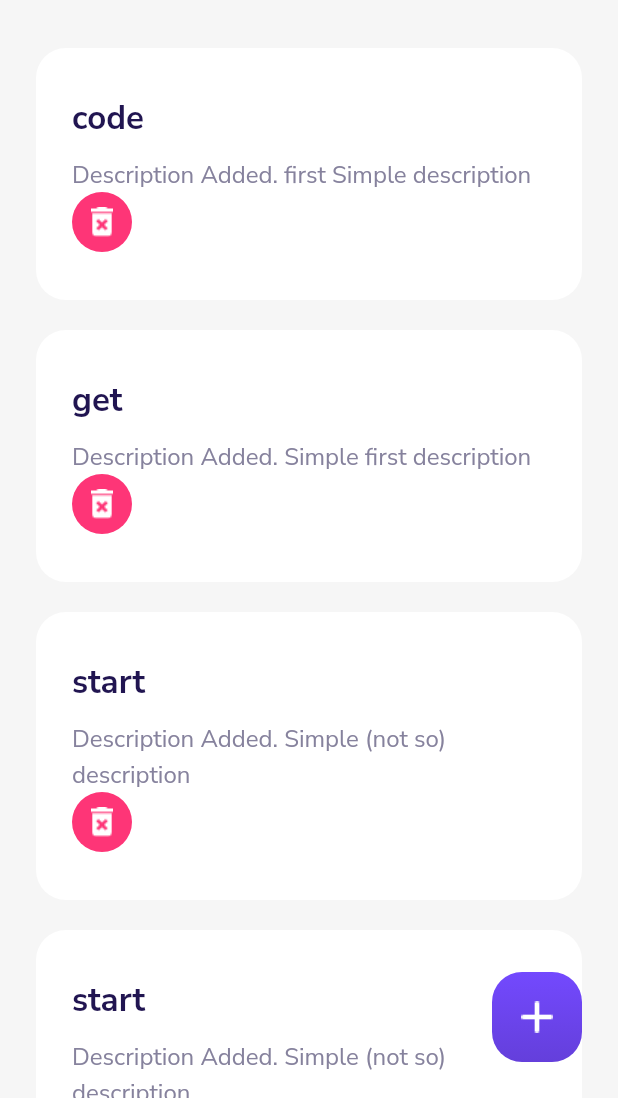
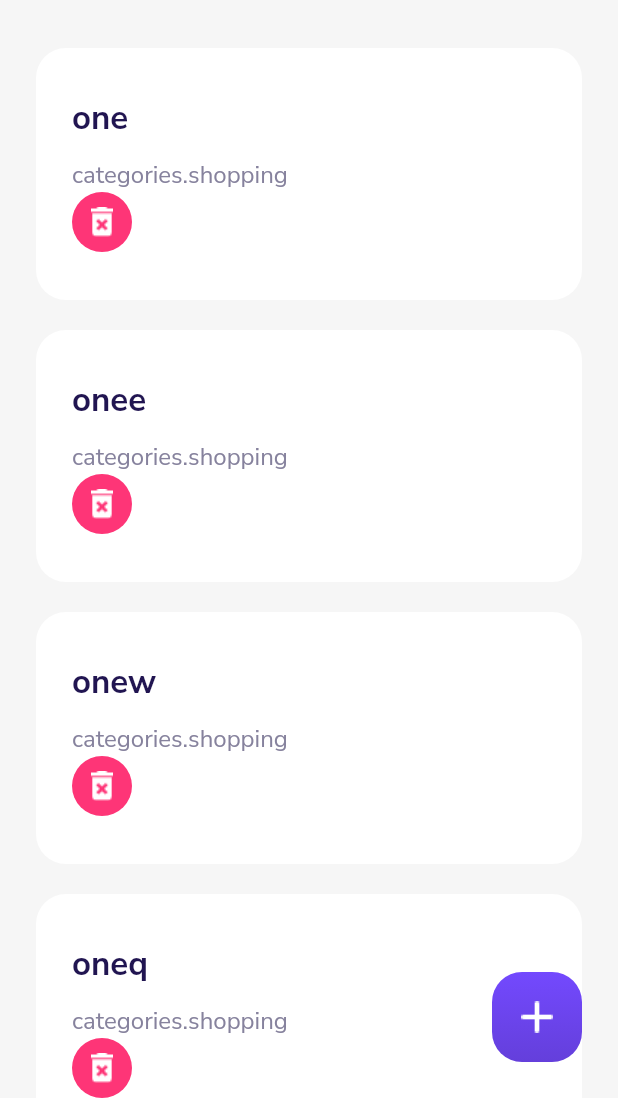
Before and after one commit to nicoolle/todo_list, a Flutter app: the screen it shows after launch, on a phone screen of 412 x 824 dp, the part 138-1236 px from its top. Run offline on Flutter 3.47's test engine with Material 2 defaults, Android fonts, the phone set to English and light mode, and no system bars; our stand-ins replace google_fonts.

Commit message:
Shanged modal with comments

```diff
--- a/lib/models/task.dart
+++ b/lib/models/task.dart
@@ -1,21 +1,37 @@
-class Task {
-  final int id;
-  final String title;
-  final String description;
-  final String category;
-  Task({
-    required this.id,
-    required this.title,
-    required this.description,
-    required this.category
-  });
+class Task{
+  int id;
+  String title;
+  categories category;
 
-  Map<String, dynamic> toMap() {
-    return {
-      'id': id,
-      'title': title,
-      'description': description,
-      'category' : category,
-    };
-  }
+  Task({required this.id, required this.title, required this.category});
 }
+
+class Task1 implements Task {
+  int id;
+  String title;
+  categories category;
+  Task1(
+    this.id,
+    this.title,
+    this.category
+  );
+}
+
+enum categories { shopping, sport, university }
+
+enum dayOfWeek { monday, tuesday, wednesday, thursday, friday, saturday, sunday }
+
+class RecurringTask implements Task {
+  int id;
+  String title;
+  categories category;
+  dayOfWeek dayOfTheWeek;
+  RecurringTask(
+      this.id,
+      this.title,
+      this.category,
+      this.dayOfTheWeek,
+  );
+
+
+}
--- a/lib/screens/homepage.dart
+++ b/lib/screens/homepage.dart
@@ -1,7 +1,11 @@
 import 'package:flutter/cupertino.dart';
 import 'package:flutter/material.dart';
+import 'package:todo_list/models/task.dart';
+import 'package:todo_list/models/task.dart';
+import 'package:todo_list/models/task.dart';
 import 'package:todo_list/screens/taskpage.dart';
 
+import '../todo_list.dart';
 import '../widgets.dart';
 
 class Homepage extends StatefulWidget {
@@ -12,6 +16,16 @@ class Homepage extends StatefulWidget {
 }
 
 class _HomepageState extends State<Homepage> {
+
+  _HomepageState() {
+    ToDoList.tasks = <Task>[
+      Task(id: 1, title: 'one', category: categories.shopping),
+      Task(id: 2, title: 'onee', category: categories.shopping),
+      Task(id: 3, title: 'onew', category: categories.shopping),
+      Task(id: 4, title: 'oneq', category: categories.shopping),
+    ];
+  }
+
   @override
   Widget build(BuildContext context) {
     return Scaffold(
@@ -37,29 +51,20 @@ class _HomepageState extends State<Homepage> {
                     ),
                   ),
                   Expanded(
-                    child: ListView(
-                      children: [
-                        TaskCardWidget(
-                            title: 'code',
-                            desc: 'Description Added. first Simple description'
-                        ),
-                        TaskCardWidget(
-                            title: 'get',
-                            desc: 'Description Added. Simple first description'
-                        ),
-                        TaskCardWidget(
-                            title: 'start',
-                            desc: 'Description Added. Simple (not so) description'
-                        ),
-                        TaskCardWidget(
-                            title: 'start',
-                            desc: 'Description Added. Simple (not so) description'
-                        ),
-                        TaskCardWidget(
-                            title: 'start',
-                            desc: 'Description Added. Simple (not so) description'
-                        ),
-                      ],
+                    child: ListView.builder(
+                      itemCount: ToDoList.tasks.length,
+                      itemBuilder: (BuildContext context, int index) {
+                        return TaskCardWidget(
+                            id: ToDoList.tasks[index].id,
+                            title: ToDoList.tasks[index].title,
+                            category: ToDoList.tasks[index].category.toString(),
+                            onDelete: () {
+                              setState(() {
+                                ToDoList.deleteTask(ToDoList.tasks[index].id);
+                              });
+                            },
+                        );
+                      },
                     ),
                   ),
                 ],
@@ -72,7 +77,13 @@ class _HomepageState extends State<Homepage> {
                     Navigator.push(
                       context,
                       MaterialPageRoute(
-                        builder: (context) => Taskpage()
+                        builder: (context) => Taskpage(
+                          onAdd: () {
+                            setState(() {
+                              //ToDoList.addTask(toDoList.tasks);
+                            });
+                          },
+                        ),
                       ),
                     );
                   },
--- a/lib/todo_list.dart
+++ b/lib/todo_list.dart
@@ -4,24 +4,29 @@ import "package:collection/collection.dart";
 import 'models/task.dart';
 
 class ToDoList {
-  List<Task> tasks = <Task>[];
-  List<Category> categories = <Category>[];
+  static List<Task> tasks = <Task>[];
+  static List<Category> categories = <Category>[];
 
+  ToDoList();
 
-  void addTask(List<Task> tasksToAdd) {
+ /*void addTask(List<Task> tasksToAdd) {
     tasks.addAll(tasksToAdd);
-  }
 
-  void deleteTask(int id){
+  void addTask(BuildContext context) {
+    var tasks =
+  }*/
+
+  static void deleteTask(int id){
     tasks.removeWhere((element) => element.id == id);
   }
 
-  List<Task> getAll() {
+  static List<Task> getAll() {
     return tasks;
   }
 
+/*
   Map<String, int> getCategories() {
-    var categories = groupBy(tasks, (Task task) => task.category).map((k, v) => MapEntry(k, v.length));
-    return categories;
-  }
+    var categoriess = groupBy(tasks, (Task task) => task.category).map((k, v) => MapEntry(k, v.length));
+    return categoriess;
+  }*/
 }
--- a/lib/widgets.dart
+++ b/lib/widgets.dart
@@ -1,12 +1,18 @@
 import 'package:flutter/cupertino.dart';
 import 'package:flutter/material.dart';
-
-import 'screens/taskpage.dart';
+import 'package:todo_list/todo_list.dart';
 
 class TaskCardWidget extends StatelessWidget {
+  final int id;
   final String title;
-  final String desc;
-  TaskCardWidget({required this.title, required this.desc} );
+  final String category;
+  final void Function() onDelete;
+  TaskCardWidget({
+    required this.id,
+    required this.title,
+    required this.category,
+    required this.onDelete
+  } );
 
   @override
   Widget build(BuildContext context) {
@@ -27,7 +33,7 @@ class TaskCardWidget extends StatelessWidget {
         crossAxisAlignment: CrossAxisAlignment.start,
         children: [
           Text(
-            title ?? "(Unmamed Task)",
+            title,
             style: TextStyle(
               color: Color(0xFF211551),
               fontSize: 22.0,
@@ -39,7 +45,7 @@ class TaskCardWidget extends StatelessWidget {
               top: 10.0,
             ),
             child: Text(
-              desc ?? "Description do not Added. Simple description",
+              category,
               style: TextStyle(
                 fontSize: 16.0,
                 color: Color(0xFF86829D),
@@ -52,12 +58,7 @@ class TaskCardWidget extends StatelessWidget {
             right: 0.0,
             child: GestureDetector(
               onTap: () {
-                Navigator.push(
-                  context,
-                  MaterialPageRoute(
-                      builder: (context) => Taskpage()
-                  ),
-                );
+                onDelete();
               },
               child: Container(
                 width: 40.0,
```
Also changed, not shown: lib/screens/taskpage.dart (+12 -15 lines).
